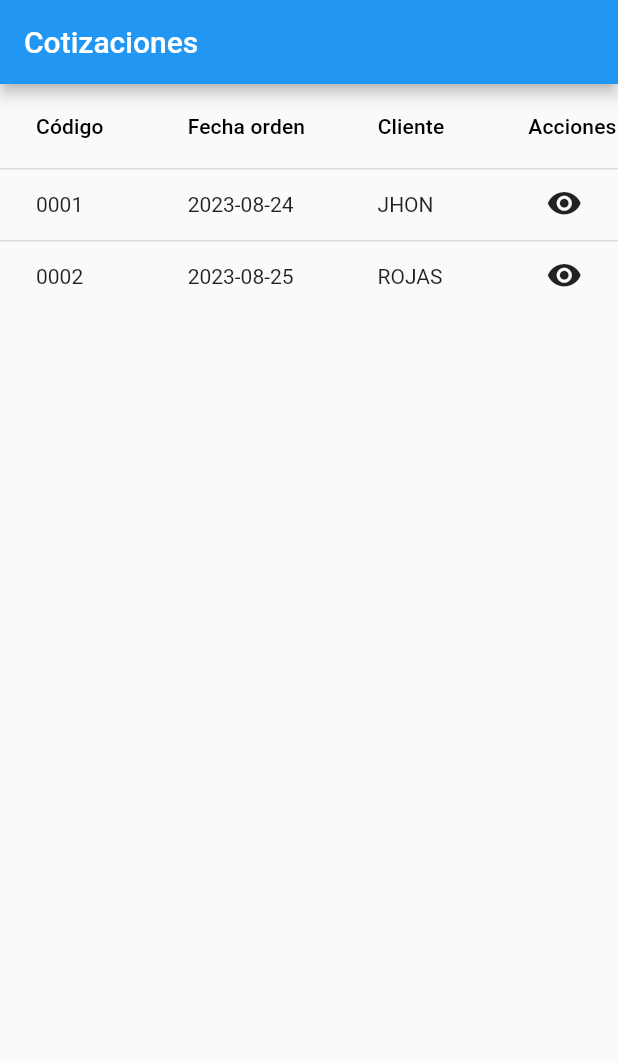
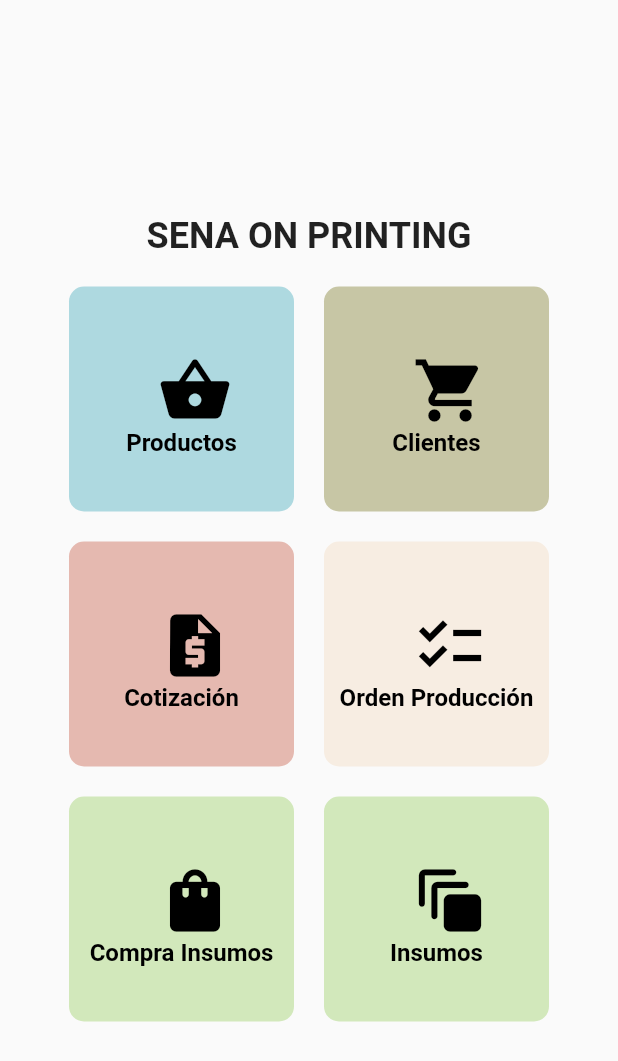
Before and after one commit to Daintz/SenaOnPrintingMovil, a Flutter app: the screen it shows after launch, on a phone screen of 412 x 824 dp. Shown: the top 1061 px of the screen. Run offline on Flutter 3.47's test engine with Material 2 defaults, Android fonts, the phone set to English and light mode, and no system bars.

Commit message:
build: :sparkles: front client and menu
client menu

```diff
--- a/lib/Quotation/QuotationClient.dart
+++ b/lib/Quotation/QuotationClient.dart
@@ -3,19 +3,20 @@ import 'package:senaonprintingmovil/Quotation/visibilityQuotation.dart';
 
 
 class QuotationClient extends StatelessWidget {
-  const QuotationClient();
+  QuotationClient();
 
   @override
   Widget build(BuildContext context) {
     return Scaffold(
       appBar: AppBar(
-        title: Text('Cotizaciones'),
+        title: const Text('Cotizaciones'),
+        backgroundColor: Color.fromARGB(255, 0, 49, 77), // Color RGB personalizado
       ),
       body: SingleChildScrollView(
         child: Column(
           children: [
             DataTable(
-              columns: [
+              columns:const [
                 DataColumn(label: Text('Código')),
                 DataColumn(label: Text('Fecha orden')),
                 DataColumn(label: Text('Cliente')),
@@ -23,11 +24,11 @@ class QuotationClient extends StatelessWidget {
               ],
               rows: [
                 DataRow(cells: [
-                  DataCell(Text('0001')),
-                  DataCell(Text('2023-08-24')),
-                  DataCell(Text('JHON')),
+                  const DataCell(Text('0001')),
+                  const DataCell(Text('2023-08-24')),
+                  const DataCell(Text('JHON')),
                   DataCell(IconButton(
-                    icon: Icon(Icons.visibility_rounded),
+                    icon: const Icon(Icons.visibility_rounded),
                     onPressed: () {
                        Navigator.push(
             context, MaterialPageRoute(
@@ -36,11 +37,11 @@ class QuotationClient extends StatelessWidget {
                   )),
                 ]),
                 DataRow(cells: [
-                  DataCell(Text('0002')),
-                  DataCell(Text('2023-08-25')),
-                  DataCell(Text('ROJAS')),
+                  const DataCell(Text('0002')),
+                  const DataCell(Text('2023-08-25')),
+                  const DataCell(Text('ROJAS')),
                   DataCell(IconButton(
-                    icon: Icon(Icons.visibility_rounded),
+                    icon: const Icon(Icons.visibility_rounded),
                     onPressed: () {
                       // Lógica para manejar el evento del botón
                     },
--- a/lib/main.dart
+++ b/lib/main.dart
@@ -1,22 +1,158 @@
 import 'package:flutter/material.dart';
-
-import 'Quotation/QuotationClient.dart';
+import 'package:senaonprintingmovil/Client/Client.dart';
+import 'package:senaonprintingmovil/Quotation/QuotationClient.dart';
 
 void main() {
-  runApp(const MyApp());
+  runApp(MyApp());
 }
 
 class MyApp extends StatelessWidget {
-  const MyApp({super.key});
-
   @override
   Widget build(BuildContext context) {
     return MaterialApp(
-      title: 'Flutter Demo',
-      theme: ThemeData(
-        primarySwatch: Colors.blue,
-      ),
-      home: const QuotationClient(),
+      debugShowCheckedModeBanner: false,
+      initialRoute: '/',
+      routes: {
+        '/': (context) => HomeScreen(),
+        '/clients': (context) => Clients(),
+        '/quotation': (context) => QuotationClient(),
+        //Aqui se agregan la ruta a donde va a ir el boton
+      },
     );
   }
 }
+
+class HomeScreen extends StatelessWidget {
+  @override
+  Widget build(BuildContext context) {
+    return Scaffold(
+      body: Center(
+        child: AnimatedContainer(
+          duration: Duration(seconds: 1),
+          curve: Curves.easeInOut,
+          alignment: Alignment.center,
+          padding: EdgeInsets.all(20),
+          child: Column(
+            mainAxisAlignment: MainAxisAlignment.center,
+            crossAxisAlignment: CrossAxisAlignment.center,
+            children: [
+              Text(
+                'SENA ON PRINTING',
+                textAlign: TextAlign.center,
+                style: TextStyle(
+                  fontSize: 24,
+                  fontWeight: FontWeight.bold,
+                ),
+              ),
+              SizedBox(height: 20),
+              Row(
+                mainAxisAlignment: MainAxisAlignment.center,
+                children: [
+                  _buildButtonWithIcon(
+                    context,
+                    Icons.shopping_basket,
+                    'Productos',
+                    Color(0xFFAED9E0),
+                    '/products',
+                  ),
+                  SizedBox(width: 20),
+                  _buildButtonWithIcon(
+                    context,
+                    Icons.shopping_cart,
+                    'Clientes',
+                    Color(0xFFC7C6A5),
+                    '/clients',
+                  ),
+                ],
+              ),
+              SizedBox(height: 20),
+              Row(
+                mainAxisAlignment: MainAxisAlignment.center,
+                children: [
+                  _buildButtonWithIcon(
+                    context,
+                    Icons.request_quote,
+                    'Cotización',
+                    Color(0xFFE5B9B0),
+                    '/quotation',
+                  ),
+                  SizedBox(width: 20),
+                  _buildButtonWithIcon(
+                    context,
+                    Icons.checklist,
+                    'Orden Producción',
+                    Color(0xFFF7EDE2),
+                    '/order_production',
+                  ),
+                ],
+              ),
+              SizedBox(height: 20),
+              Row(
+                mainAxisAlignment: MainAxisAlignment.center,
+                children: [
+                  _buildButtonWithIcon(
+                    context,
+                    Icons.shopping_bag,
+                    'Compra Insumos',
+                    Color(0xFFD2E8BB),
+                    '/loteo',
+                  ),
+                  SizedBox(width: 20),
+                  _buildButtonWithIcon(
+                    context,
+                    Icons.auto_awesome_motion_rounded,
+                    'Insumos',
+                    Color(0xFFD2E8BB),
+                    '/insumos', // Agrega la ruta correspondiente
+                  ),
+                ],
+              ),
+            ],
+          ),
+        ),
+      ),
+    );
+  }
+
+    Widget _buildButtonWithIcon(
+    BuildContext context,
+    IconData icon,
+    String label,
+    Color color,
+    String route, // Nueva adición
+  ) {
+    return Container(
+      width: 150,
+      height: 150,
+      decoration: BoxDecoration(
+        color: color,
+        borderRadius: BorderRadius.circular(10),
+      ),
+      child: Column(
+        mainAxisAlignment: MainAxisAlignment.center,
+        children: [
+           IconButton(
+          onPressed: () {
+            Navigator.pushNamed(context, route);
+          },
+          icon: Icon(
+            icon,
+            size: 50,
+            color: Colors.black,
+          )
+          ),
+          SizedBox(height: 10),
+          Text(
+            label,
+            textAlign: TextAlign.center,
+            style: TextStyle(
+              fontSize: 16,
+              fontWeight: FontWeight.bold,
+              color: Colors.black,
+            ),
+          ),
+        ],
+      ),
+    );
+  }
+}
--- a/pubspec.yaml
+++ b/pubspec.yaml
@@ -30,7 +30,8 @@ environment:
 dependencies:
   flutter:
     sdk: flutter
-
+  http: ^0.13.3  # Agrega esta línea
+  flutter_custom_dialog: ^1.0.0
 
   # The following adds the Cupertino Icons font to your application.
   # Use with the CupertinoIcons class for iOS style icons.
@@ -39,13 +40,11 @@ dependencies:
 dev_dependencies:
   flutter_test:
     sdk: flutter
-
   # The "flutter_lints" package below contains a set of recommended lints to
   # encourage good coding practices. The lint set provided by the package is
   # activated in the `analysis_options.yaml` file located at the root of your
   # package. See that file for information about deactivating specific lint
   # rules and activating additional ones.
-  flutter_lints: ^2.0.0
 
 # For information on the generic Dart part of this file, see the
 # following page: https://dart.dev/tools/pub/pubspec
```
Also changed, not shown: lib/Client/Client.dart (added, +110 -0 lines), lib/Client/visibilityClient.dart (added, +59 -0 lines), lib/Quotation/visibilityQuotation.dart (+20 -17 lines), lib/index.dart (added), pubspec.lock, 3 other files.
